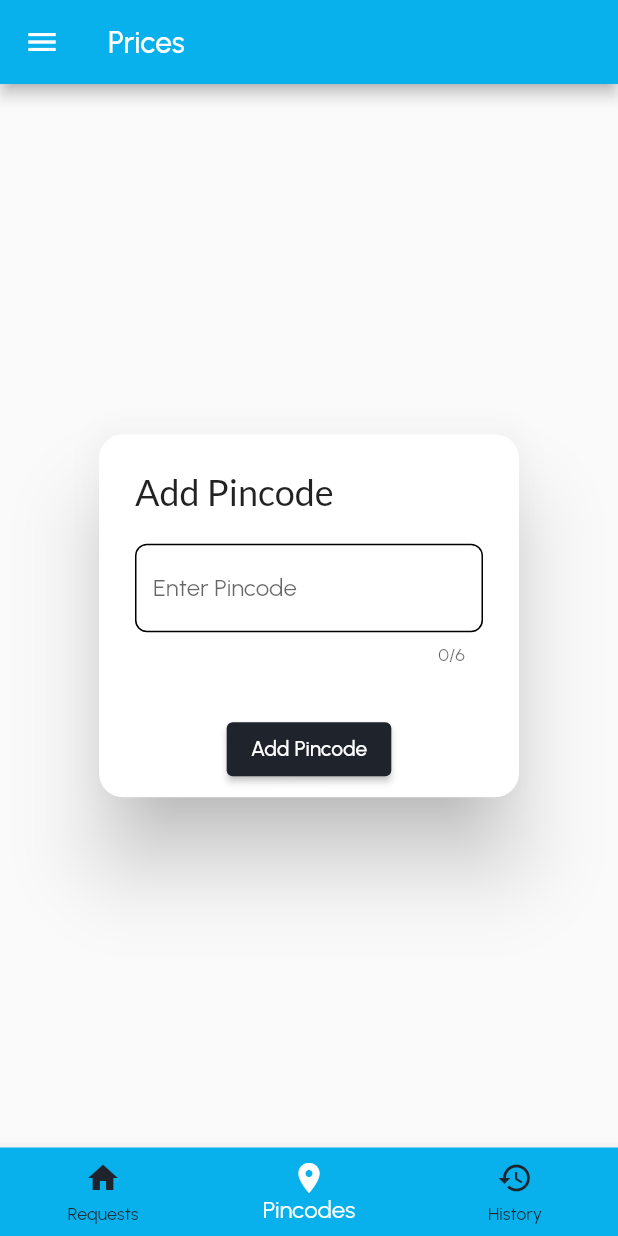
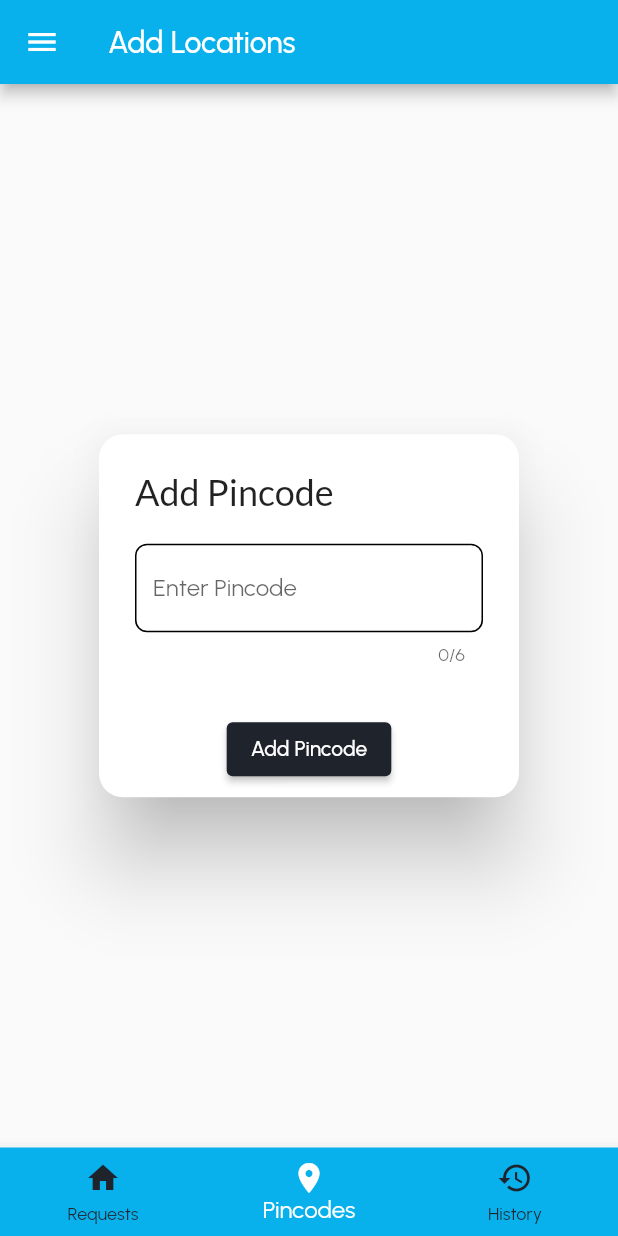
Before and after one commit to arishqureshi27/CashTrash-Admin, a Flutter app: the screen it shows once a user with an empty profile is signed in, item 2 of the bottom bar chosen, on a phone screen of 412 x 824 dp. Run offline on Flutter 3.47's test engine with Material 2 defaults, Android fonts, the phone set to English and light mode, and no system bars; our stand-ins replace cloud_firestore, firebase_auth, firebase_core, google_fonts, google_sign_in; accounts and stored records are empty; network calls fail.

Commit message:
Top Bar Text Correction

```diff
--- a/lib/screens/dashboard_screens/dashboard.dart
+++ b/lib/screens/dashboard_screens/dashboard.dart
@@ -21,9 +21,9 @@ class _DashboardState extends State<Dashboard> {
   ];
 
   List<String> titles = [
-    'Home',
-    'Prices',
-    'Request Pickup',
+    'Pickup Requests',
+    'Add Locations',
+    'History',
     'History',
   ];
 
```
Also changed, not shown: History_ad.png (added), accept_ad.png (added), accept_reject.png (added), accepted_order.png (added), add_pin.png (added), add_pinc.png (added), add_pinc2.png (added), admin_welcome.png (added), history.png (added), login_ad.png (added), order_rejected.png (added), pin_added.png (added), register_ad.png (added), reject_ad.png (added), 2 more files.
